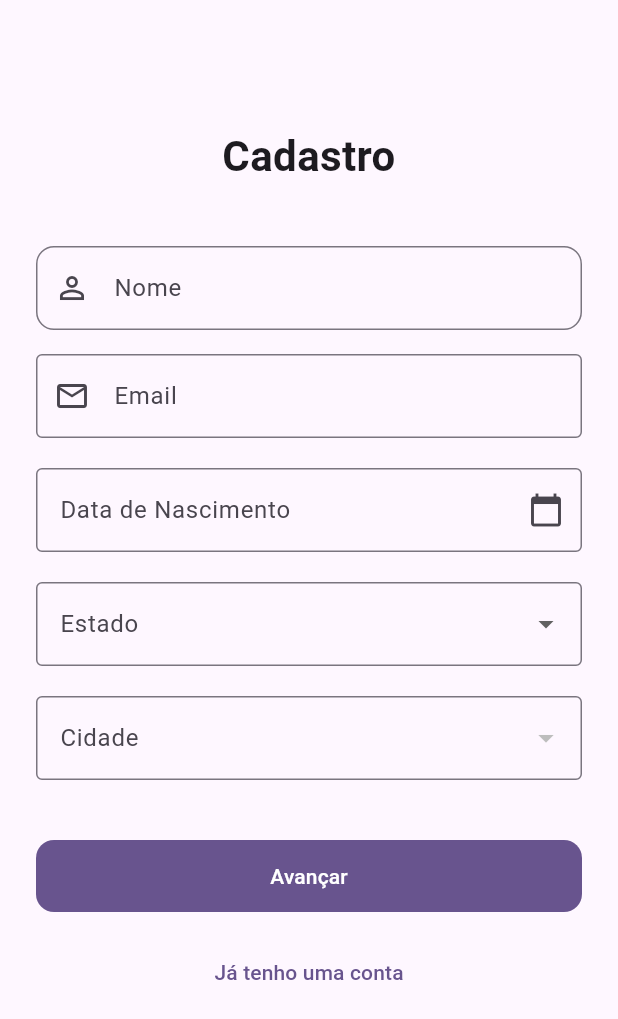
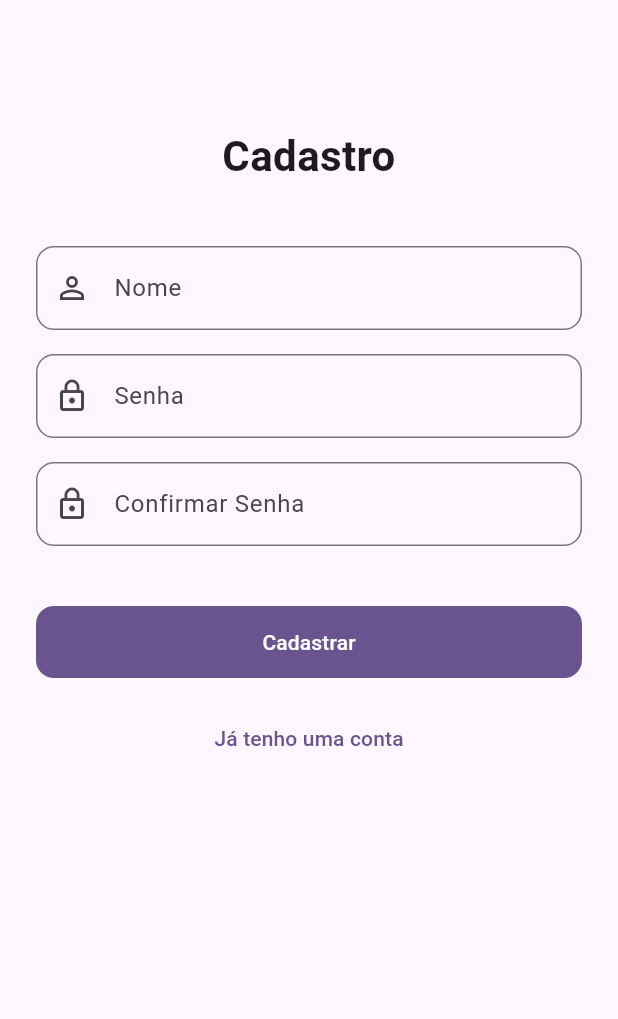
Before and after one commit to MauricioReisdoefer/sportiv-frontend, a Flutter app: the CadastroPage screen opened directly, after a tap on "Avançar", on a phone screen of 412 x 824 dp. Shown: the top 1019 px of the screen. Run offline on Flutter 3.47's test engine with Material 3 defaults, Android fonts, the light colour scheme and no system bars.

Commit message:
FEAT: Creating second part of register page

```diff
--- a/lib/features/auth/presentation/pages/register_page.dart
+++ b/lib/features/auth/presentation/pages/register_page.dart
@@ -1,5 +1,6 @@
 import 'package:flutter/material.dart';
 import 'package:sportiv/features/auth/presentation/pages/login_page.dart';
+import 'package:sportiv/features/auth/presentation/pages/register_page_2.dart';
 
 class CadastroPage extends StatefulWidget {
   const CadastroPage({super.key});
@@ -139,9 +140,11 @@ class _CadastroPageState extends State<CadastroPage> {
               // Botão Cadastrar
               FilledButton(
                   onPressed: () {
-                    //
-                    // TO DO: lógica de login
-                    //
+                    Navigator.push(
+                      context,
+                      MaterialPageRoute(
+                          builder: (context) => const CadastroPage2()),
+                    );
                   },
                   style: FilledButton.styleFrom(
                     minimumSize: const Size.fromHeight(48),
--- /dev/null
+++ b/lib/features/auth/presentation/pages/register_page_2.dart
@@ -0,0 +1,107 @@
+import 'package:flutter/material.dart';
+import 'package:sportiv/features/auth/presentation/pages/login_page.dart';
+
+class CadastroPage2 extends StatefulWidget {
+  const CadastroPage2({super.key});
+
+  @override
+  State<CadastroPage2> createState() => _CadastroPage2State();
+}
+
+class _CadastroPage2State extends State<CadastroPage2> {
+  final TextEditingController _nomeController = TextEditingController();
+  final TextEditingController _senhaController = TextEditingController();
+  final TextEditingController _confirmarSenhaController = TextEditingController();
+
+  @override
+  Widget build(BuildContext context) {
+    return Scaffold(
+      body: Padding(
+        padding: const EdgeInsets.all(24.0),
+        child: SingleChildScrollView(
+          child: Column(
+            crossAxisAlignment: CrossAxisAlignment.stretch,
+            children: [
+              const SizedBox(height: 60),
+              const Text(
+                "Cadastro",
+                textAlign: TextAlign.center,
+                style: TextStyle(fontSize: 28, fontWeight: FontWeight.bold),
+              ),
+              const SizedBox(height: 40),
+
+              // Nome
+              TextField(
+                controller: _nomeController,
+                decoration: InputDecoration(
+                  prefixIcon: const Icon(Icons.person_outline),
+                  labelText: 'Nome',
+                  border: OutlineInputBorder(
+                    borderRadius: BorderRadius.circular(12),
+                  ),
+                ),
+              ),
+              const SizedBox(height: 16),
+
+              // Senha
+              TextField(
+                controller: _senhaController,
+                obscureText: true,
+                decoration: InputDecoration(
+                  prefixIcon: const Icon(Icons.lock_outline),
+                  labelText: 'Senha',
+                  border: OutlineInputBorder(
+                    borderRadius: BorderRadius.circular(12),
+                  ),
+                ),
+              ),
+              const SizedBox(height: 16),
+
+              // Confirmar Senha
+              TextField(
+                controller: _confirmarSenhaController,
+                obscureText: true,
+                decoration: InputDecoration(
+                  prefixIcon: const Icon(Icons.lock_outline),
+                  labelText: 'Confirmar Senha',
+                  border: OutlineInputBorder(
+                    borderRadius: BorderRadius.circular(12),
+                  ),
+                ),
+              ),
+              const SizedBox(height: 40),
+
+              // Botão Cadastrar
+              FilledButton(
+                onPressed: () {
+                  //
+                  // TO DO: lógica de cadastro
+                  //
+                },
+                style: FilledButton.styleFrom(
+                  minimumSize: const Size.fromHeight(48),
+                  shape: RoundedRectangleBorder(
+                    borderRadius: BorderRadius.circular(12),
+                  ),
+                ),
+                child: const Text('Cadastrar'),
+              ),
+              const SizedBox(height: 16),
+
+              // Já tenho conta
+              TextButton(
+                onPressed: () {
+                  Navigator.push(
+                    context,
+                    MaterialPageRoute(builder: (context) => const LoginPage()),
+                  );
+                },
+                child: const Text("Já tenho uma conta"),
+              ),
+            ],
+          ),
+        ),
+      ),
+    );
+  }
+}
```
